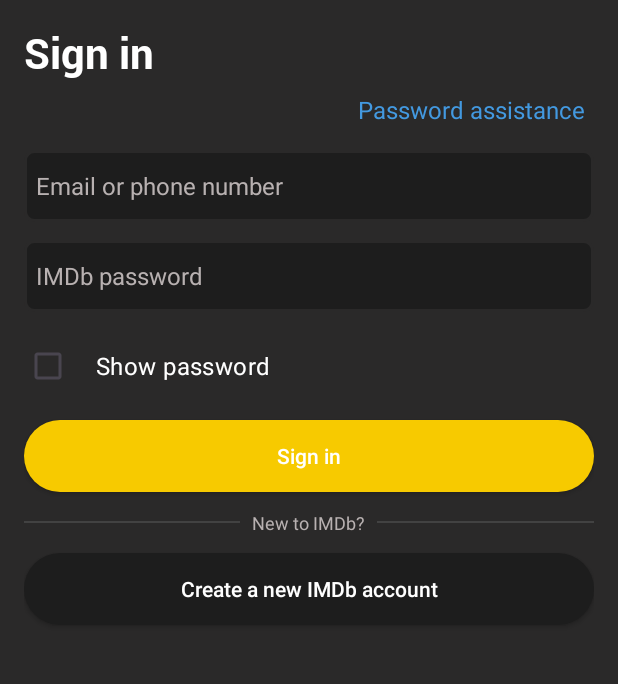
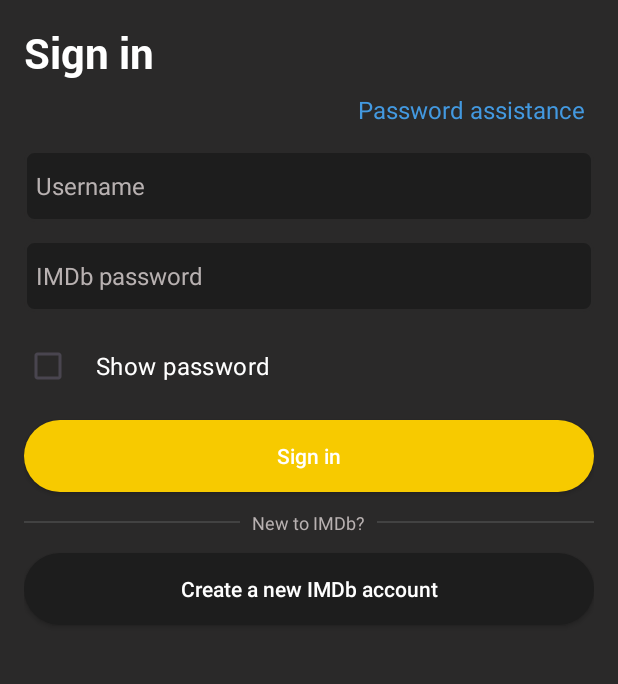
Before and after one commit to tungduong150105/Movie-Review-App, an Android app: the LoginActivity screen opened directly, with no data from a screen before it, after a tap on "Sign in", on a phone screen of 412 x 824 dp, the part 90-774 px from its top. Run offline under Robolectric (Android 15) with nearby library versions, the phone set to English and light mode, and no system bars.

Commit message:
Add Signup and Login BE

```diff
--- a/app/src/main/java/com/example/moviereviewapp/Activities/LoginActivity.java
+++ b/app/src/main/java/com/example/moviereviewapp/Activities/LoginActivity.java
@@ -5,6 +5,7 @@
 import android.graphics.Typeface;
 import android.os.Bundle;
 import android.text.InputType;
+import android.util.Log;
 import android.view.View;
 import android.widget.Button;
 import android.widget.CheckBox;
@@ -13,6 +14,7 @@
 import android.widget.Toast;
 
 import androidx.activity.EdgeToEdge;
+import androidx.annotation.NonNull;
 import androidx.appcompat.app.AppCompatActivity;
 import androidx.appcompat.widget.ButtonBarLayout;
 import androidx.core.graphics.Insets;
@@ -20,6 +22,19 @@
 import androidx.core.view.WindowInsetsCompat;
 
 import com.example.moviereviewapp.R;
+
+import org.json.JSONException;
+import org.json.JSONObject;
+
+import java.io.IOException;
+
+import okhttp3.Call;
+import okhttp3.Callback;
+import okhttp3.MediaType;
+import okhttp3.OkHttpClient;
+import okhttp3.Request;
+import okhttp3.RequestBody;
+import okhttp3.Response;
 
 public class LoginActivity extends AppCompatActivity {
     TextView textView_PasswordAssistance;
@@ -73,12 +88,42 @@
         startActivity(intent);
         finish();
     }
-
-    public void onClick_SignIn_LogIn(View view) {
-        String email = editTextEmail_PhoneNumber_LogIn.getText().toString();
+    OkHttpClient client = new OkHttpClient();
+    MediaType mediaType = MediaType.parse("application/json");
+    void login(String url, String json, Callback callback) {
+        RequestBody body = RequestBody.create(json, mediaType);
+        Request request = new Request.Builder()
+                .url(url)
+                .post(body)
+                .build();
+        Call call = client.newCall(request);
+        call.enqueue(callback);
+    }
+    public void onClick_SignIn_LogIn(View view) throws JSONException {
+        String username = editTextEmail_PhoneNumber_LogIn.getText().toString();
         String password = editTextPassword_LogIn.getText().toString();
 
         //ToDo: Xử lý đăng nhập
+        JSONObject body = new JSONObject();
+        body.put("username", username);
+        body.put("password", password);
 
+        login("https://movie-review-app-be.onrender.com/user/login", body.toString(), new Callback() {
+            @Override
+            public void onFailure(@NonNull Call call, @NonNull IOException e) {
+                Log.e("LoginActivity", "Failed to login", e);
+                runOnUiThread(() -> Toast.makeText(LoginActivity.this, "Failed to login, please login again", Toast.LENGTH_SHORT).show());
+            }
+
+            @Override
+            public void onResponse(@NonNull Call call, @NonNull Response response) {
+                if (response.code() == 202) {
+                    Intent intent = new Intent(LoginActivity.this, MainActivity.class);
+                    startActivity(intent);
+                } else {
+                    runOnUiThread(() -> Toast.makeText(LoginActivity.this, "Wrong username or password", Toast.LENGTH_SHORT).show());
+                }
+            }
+        });
     }
 }
--- a/app/src/main/java/com/example/moviereviewapp/Activities/MainActivity.java
+++ b/app/src/main/java/com/example/moviereviewapp/Activities/MainActivity.java
@@ -15,10 +15,10 @@
         super.onCreate(savedInstanceState);
         setContentView(R.layout.activity_main);
 
-        Button toSearchPage = findViewById(R.id.button);
+        Button toSearchPage = findViewById(R.id.toSearchPage);
 
         toSearchPage.setOnClickListener(v -> {
-            Intent intent = new Intent(MainActivity.this, UserProfileActivity.class);
+            Intent intent = new Intent(MainActivity.this, LoginActivity.class);
             startActivity(intent);
         });
     }
--- a/app/src/main/res/layout/activity_login.xml
+++ b/app/src/main/res/layout/activity_login.xml
@@ -66,7 +66,7 @@
             android:layout_marginTop="16dp"
             android:background="@drawable/edittext_container"
             android:ems="10"
-            android:hint="Email or phone number"
+            android:hint="Username"
             android:inputType="text"
             android:paddingStart="8dp"
             android:textColor="@color/white"
--- a/app/src/main/res/layout/activity_signup.xml
+++ b/app/src/main/res/layout/activity_signup.xml
@@ -55,7 +55,7 @@
             android:inputType="text"
             android:textSize="16sp"
             android:paddingStart="8dp"
-            android:hint="First and last name"
+            android:hint="Your username"
             android:textColorHint="@color/white_signup"
             android:background="@drawable/edittext_container"
             android:textColor="@color/white"/>
@@ -148,7 +148,7 @@
             android:backgroundTint="@null"
             android:textColor="@color/white"
             android:textAllCaps="false"
-            android:onClick="onClick_CreateAccount_SignUp"/>
+            />
 
         <LinearLayout
             android:layout_width="match_parent"
```
Also changed, not shown: app/src/main/java/com/example/moviereviewapp/Activities/SignupActivity.java (+70 -3 lines), app/src/main/res/layout/activity_main.xml (+0 -8 lines).
